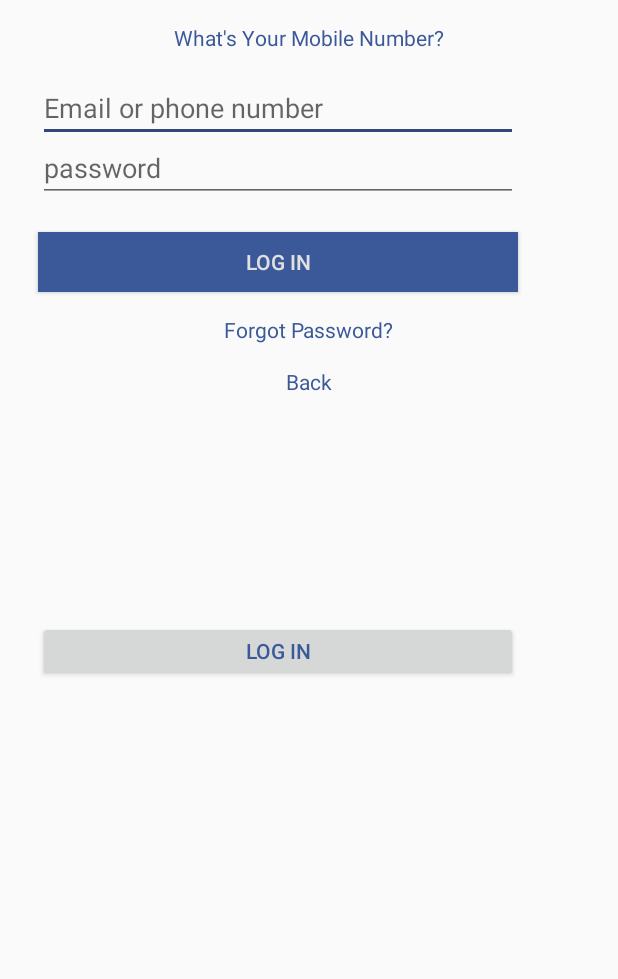
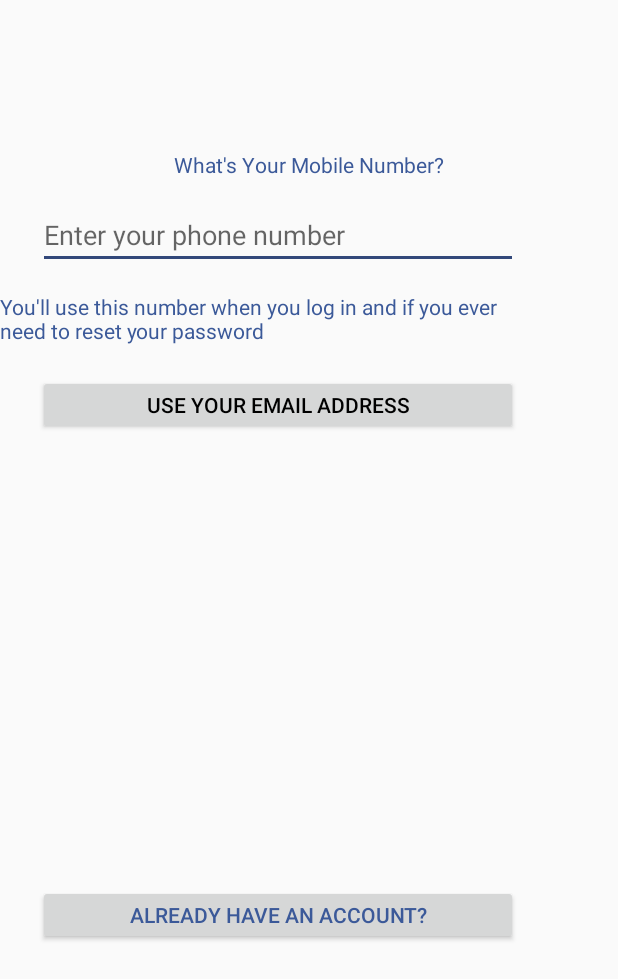
Before and after one commit to xuefeihexue/FacebookJack, an Android app: the layout siup_up_withnumber.xml on its own in the app's theme, with its tools: preview values and no code run, on a phone screen of 412 x 824 dp. Shown: the top 979 px of the screen. Run offline under Robolectric (Android 15) with nearby library versions, the phone set to English and light mode, and no system bars.

Commit message:
update msg page

```diff
--- a/app/src/main/res/layout/siup_up_withnumber.xml
+++ b/app/src/main/res/layout/siup_up_withnumber.xml
@@ -6,7 +6,7 @@
     <TextView
         android:layout_width="wrap_content"
         android:layout_height="wrap_content"
-        android:layout_marginTop="15dp"
+        android:layout_marginTop="100dp"
         android:text="What's Your Mobile Number?"
         android:layout_gravity="center_horizontal"
         android:textColor="?attr/colorPrimary" />
@@ -15,41 +15,30 @@
         android:layout_height="40dp"
         android:layout_marginTop="20dp"
         android:layout_marginStart="25dp"
-        android:hint="Email or phone number" />
-
-    <EditText
-        android:layout_width="320dp"
-        android:layout_height="40dp"
-        android:layout_marginStart="25dp"
-        android:hint="password" />
+        android:hint="Enter your phone number" />
+    <TextView
+        android:layout_width="wrap_content"
+        android:layout_height="wrap_content"
+        android:layout_marginTop="15dp"
+        android:text="You'll use this number when you log in and if you ever
+                       need to reset your password"
+        android:layout_gravity="center_horizontal"
+        android:textColor="?attr/colorPrimary" />
     <Button
         android:layout_width="320dp"
         android:layout_height="40dp"
         android:layout_marginTop="20dp"
         android:layout_marginStart="25dp"
-        android:background="?attr/colorPrimary"
-        android:text="Log in"
-        android:textColor="#E0E0E0"/>
-    <TextView
-        android:layout_width="wrap_content"
-        android:layout_height="wrap_content"
-        android:layout_marginTop="15dp"
-        android:text="Forgot Password?"
-        android:layout_gravity="center_horizontal"
-        android:textColor="?attr/colorPrimary" />
-    <TextView
-        android:layout_width="wrap_content"
-        android:layout_height="wrap_content"
-        android:layout_marginTop="15dp"
-        android:text="Back"
-        android:layout_gravity="center_horizontal"
-        android:textColor="?attr/colorPrimary" />
+        android:text="Use your Email address"
+        android:textColor="#000" />
+
+
     <Button
         android:layout_width="320dp"
         android:layout_height="40dp"
-        android:layout_marginTop="150dp"
+        android:layout_marginTop="300dp"
         android:layout_marginStart="25dp"
-        android:text="Log in"
+        android:text="Already have an account?"
         android:textColor="?attr/colorPrimary"/>
 
 </LinearLayout>
```
